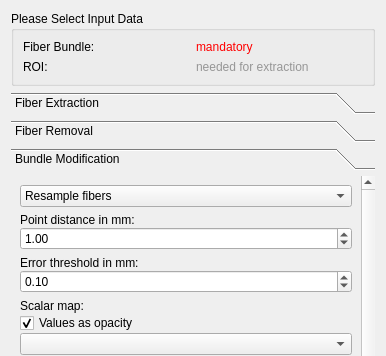
Before: the Qt Designer form Plugins/org.mitk.gui.qt.diffusionimaging/src/internal/QmitkFiberProcessingViewControls.ui in MITK/MITK, drawn with Qt 5; both pictures show x 0 to 386 and y 0 to 356 of the 386 by 540 pixel window.
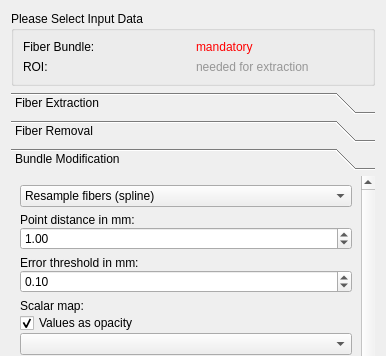
After: the same form once the commit is applied. The open tabs and pages were chosen to show the change. Icons and pictures are not drawn. Custom widgets are drawn as their Qt base class.

What changed in the file:
```diff
--- a/Plugins/org.mitk.gui.qt.diffusionimaging/src/internal/QmitkFiberProcessingViewControls.ui
+++ b/Plugins/org.mitk.gui.qt.diffusionimaging/src/internal/QmitkFiberProcessingViewControls.ui
@@ -1040,7 +1040,12 @@
          </property>
          <item>
           <property name="text">
-           <string>Resample fibers</string>
+           <string>Resample fibers (spline)</string>
+          </property>
+         </item>
+         <item>
+          <property name="text">
+           <string>Resample fibers (linear)</string>
           </property>
          </item>
          <item>
```
